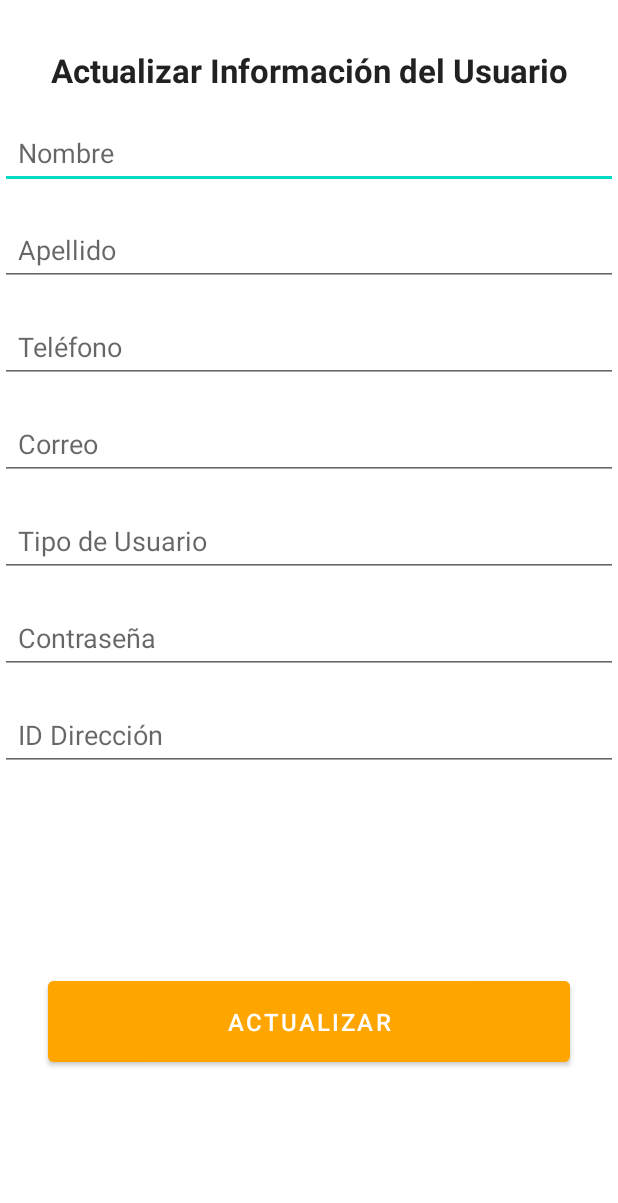
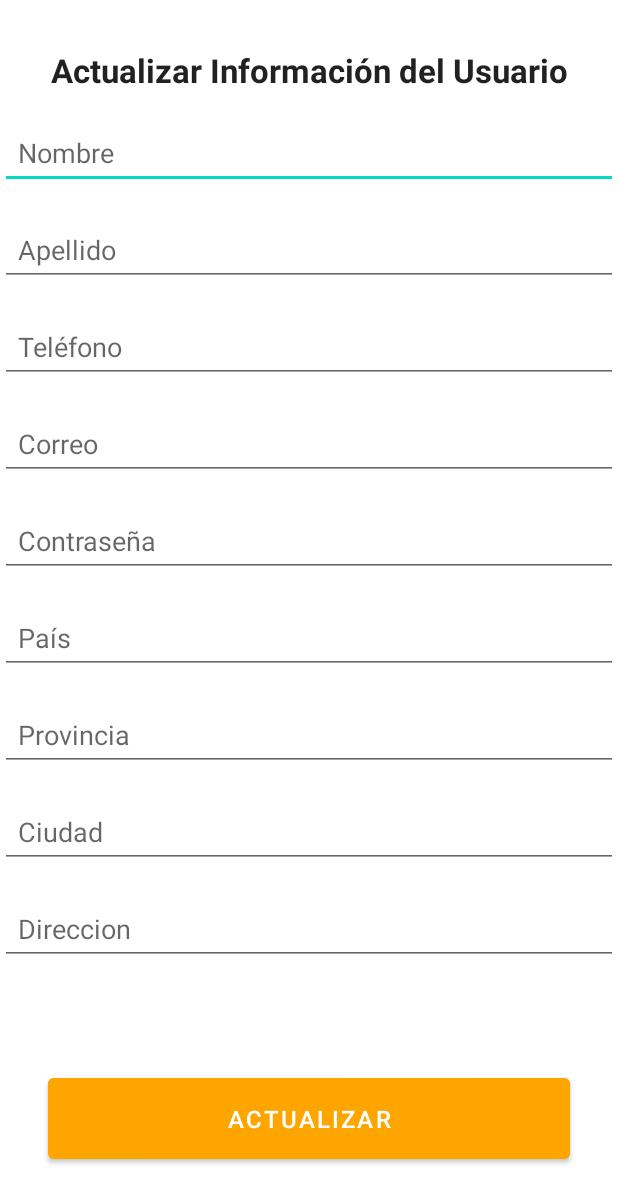
Before and after one commit to Jesuarzm/Shrimp, an Android app: the admin_cuenta screen opened directly, with no data from a screen before it, after a tap on "ACTUALIZAR", on a phone screen of 412 x 824 dp. Shown: the top 1203 px of the screen. Run offline under Robolectric (Android 15) with nearby library versions, the phone set to English and light mode, and no system bars.

Commit message:
Actualizar vista detalles cuenta

```diff
--- a/app/src/main/java/com/grupo4/shrimp/fragments/cuenta/admin_cuenta.kt
+++ b/app/src/main/java/com/grupo4/shrimp/fragments/cuenta/admin_cuenta.kt
@@ -6,10 +6,6 @@ import android.widget.EditText
 import android.widget.Toast
 import androidx.appcompat.app.AppCompatActivity
 import androidx.lifecycle.lifecycleScope
-import androidx.navigation.NavController
-import androidx.navigation.fragment.NavHostFragment
-import androidx.navigation.ui.NavigationUI
-import com.google.android.material.bottomnavigation.BottomNavigationView
 import com.grupo4.shrimp.R
 import com.grupo4.shrimp.data.dao.MySqlConexion
 import com.grupo4.shrimp.utils.UsuarioSingleton
@@ -23,17 +19,20 @@ class admin_cuenta : AppCompatActivity() {
         super.onCreate(savedInstanceState)
         setContentView(R.layout.cuenta_layout)
 
+        // Referencia a los campos del XML
         val btnActualizar = findViewById<Button>(R.id.btnActualizar)
-
         val etNombre = findViewById<EditText>(R.id.etNombre)
         val etApellido = findViewById<EditText>(R.id.etApellido)
         val etTelefono = findViewById<EditText>(R.id.etTelefono)
         val etCorreo = findViewById<EditText>(R.id.etCorreo)
-        val etTipoUsuario = findViewById<EditText>(R.id.etTipoUsuario)
         val etPassword = findViewById<EditText>(R.id.etPassword)
-        val etIDDireccion = findViewById<EditText>(R.id.etIDDireccion)
+        val etPais = findViewById<EditText>(R.id.etPais)
+        val etProvincia = findViewById<EditText>(R.id.etProvincia)
+        val etCiudad = findViewById<EditText>(R.id.etCiudad)
+        val etDireccion = findViewById<EditText>(R.id.etDireccion)
         val correoUsuario = UsuarioSingleton.usuario
 
+        // Obtener información del usuario
         lifecycleScope.launch {
             val usuario = correoUsuario?.let { obtenerUsuario(it) }
             if (usuario != null) {
@@ -42,35 +41,44 @@ class admin_cuenta : AppCompatActivity() {
                     etApellido.setText(usuario.apellido)
                     etTelefono.setText(usuario.telefono.toString())
                     etCorreo.setText(usuario.correo)
-                    etTipoUsuario.setText(usuario.tipoUsuario)
                     etPassword.setText(usuario.password)
-                    etIDDireccion.setText(usuario.idDireccion.toString())
+                    etPais.setText(usuario.pais)
+                    etProvincia.setText(usuario.provincia)
+                    etCiudad.setText(usuario.ciudad)
+                    etDireccion.setText(usuario.direccion)
                 }
             }
         }
 
+        // Acción al hacer clic en el botón de actualizar
         btnActualizar.setOnClickListener {
             val nombre = etNombre.text.toString().trim()
             val apellido = etApellido.text.toString().trim()
             val telefonoStr = etTelefono.text.toString().trim()
             val correo = etCorreo.text.toString().trim()
-            val tipoUsuario = etTipoUsuario.text.toString().trim()
             val password = etPassword.text.toString().trim()
-            val idDireccionStr = etIDDireccion.text.toString().trim()
+            val pais = etPais.text.toString().trim()
+            val provincia = etProvincia.text.toString().trim()
+            val ciudad = etCiudad.text.toString().trim()
+            val direccion = etDireccion.text.toString().trim()
 
-            if (nombre.isNotEmpty() && apellido.isNotEmpty() && telefonoStr.isNotEmpty() && correo.isNotEmpty() && tipoUsuario.isNotEmpty() && password.isNotEmpty() && idDireccionStr.isNotEmpty()) {
+            if (nombre.isNotEmpty() && apellido.isNotEmpty() && telefonoStr.isNotEmpty() && correo.isNotEmpty() &&
+                password.isNotEmpty() && pais.isNotEmpty() && provincia.isNotEmpty() && ciudad.isNotEmpty() &&
+                direccion.isNotEmpty()) {
+
                 val telefono = telefonoStr.toInt()
-                val idDireccion = idDireccionStr.toInt()
 
                 val usuario = Usuario(
-                    idUsuario = 1, // Cambia esto según corresponda
+                    idUsuario = 1,  // Cambia esto según corresponda
                     nombre = nombre,
                     apellido = apellido,
                     telefono = telefono,
                     correo = correo,
-                    tipoUsuario = tipoUsuario,
                     password = password,
-                    idDireccion = idDireccion
+                    pais = pais,
+                    provincia = provincia,
+                    ciudad = ciudad,
+                    direccion = direccion
                 )
 
                 lifecycleScope.launch {
@@ -88,12 +96,13 @@ class admin_cuenta : AppCompatActivity() {
             }
         }
     }
+
     private suspend fun obtenerUsuario(correo: String): Usuario? {
         return withContext(Dispatchers.IO) {
             val connection = MySqlConexion.getConexion()
             if (connection != null) {
                 try {
-                    val statement = connection.prepareStatement("SELECT IDUsuario, Nombre, Apellido, Telefono, Correo, TipoUsuario, Password, IDDireccion FROM Usuarios WHERE Correo = ?")
+                    val statement = connection.prepareCall("{CALL pr_ObtenerUsuarioPorCorreo(?)}")
                     statement.setString(1, correo)
                     val resultSet = statement.executeQuery()
                     if (resultSet.next()) {
@@ -103,9 +112,11 @@ class admin_cuenta : AppCompatActivity() {
                             apellido = resultSet.getString("Apellido"),
                             telefono = resultSet.getInt("Telefono"),
                             correo = resultSet.getString("Correo"),
-                            tipoUsuario = resultSet.getString("TipoUsuario"),
                             password = resultSet.getString("Password"),
-                            idDireccion = resultSet.getInt("IDDireccion")
+                            pais = resultSet.getString("NombrePais"),
+                            provincia = resultSet.getString("NombreProvincia"),
+                            ciudad = resultSet.getString("NombreCanton"),
+                            direccion = resultSet.getString("DetalleDireccion")
                         )
                     } else {
                         null
@@ -128,9 +139,11 @@ class admin_cuenta : AppCompatActivity() {
         val apellido: String,
         val telefono: Int,
         val correo: String,
-        val tipoUsuario: String,
         val password: String,
-        val idDireccion: Int
+        val pais: String,
+        val provincia: String,
+        val ciudad: String,
+        val direccion: String
     )
 
     private suspend fun actualizarUsuario(usuario: Usuario): Boolean {
@@ -138,15 +151,24 @@ class admin_cuenta : AppCompatActivity() {
             val connection = MySqlConexion.getConexion()
             if (connection != null) {
                 try {
-                    val statement = connection.prepareCall("{CALL pr_actualizarUsuarios(?, ?, ?, ?, ?, ?)}")
+                    // Llamamos a un procedimiento almacenado para actualizar la información del usuario y la dirección
+                    val statement = connection.prepareCall("{CALL pr_actualizarUsuarioYDireccion(?, ?, ?, ?, ?, ?, ?, ?, ?, ?)}")
+
+                    // Parámetros para la tabla Usuarios
                     statement.setInt(1, usuario.idUsuario)
                     statement.setString(2, usuario.nombre)
                     statement.setString(3, usuario.apellido)
                     statement.setInt(4, usuario.telefono)
                     statement.setString(5, usuario.correo)
-                    statement.setString(6, usuario.tipoUsuario)
-                    statement.setString(7, usuario.password)
-                    statement.setInt(8, usuario.idDireccion)
+                    statement.setString(6, usuario.password)
+
+                    // Parámetros para la dirección
+                    statement.setString(7, usuario.pais)
+                    statement.setString(8, usuario.provincia)
+                    statement.setString(9, usuario.ciudad)
+                    statement.setString(10, usuario.direccion)
+
+                    // Ejecutamos la actualización y verificamos si se actualizó al menos una fila
                     statement.executeUpdate() > 0
                 } catch (e: Exception) {
                     e.printStackTrace()
@@ -159,6 +181,4 @@ class admin_cuenta : AppCompatActivity() {
             }
         }
     }
-
-
 }
--- a/app/src/main/res/layout/cuenta_layout.xml
+++ b/app/src/main/res/layout/cuenta_layout.xml
@@ -72,12 +72,12 @@
         app:layout_constraintHorizontal_bias="0.5"/>
 
     <EditText
-        android:id="@+id/etTipoUsuario"
+        android:id="@+id/etPassword"
         android:layout_width="0dp"
         android:layout_height="wrap_content"
         android:layout_marginTop="16dp"
-        android:hint="Tipo de Usuario"
-        android:inputType="text"
+        android:hint="Contraseña"
+        android:inputType="textPassword"
         android:padding="12dp"
         app:layout_constraintTop_toBottomOf="@id/etCorreo"
         app:layout_constraintStart_toStartOf="parent"
@@ -85,27 +85,53 @@
         app:layout_constraintHorizontal_bias="0.5"/>
 
     <EditText
-        android:id="@+id/etPassword"
+        android:id="@+id/etPais"
         android:layout_width="0dp"
         android:layout_height="wrap_content"
         android:layout_marginTop="16dp"
-        android:hint="Contraseña"
-        android:inputType="textPassword"
+        android:hint="País"
+        android:inputType="text"
         android:padding="12dp"
-        app:layout_constraintTop_toBottomOf="@id/etTipoUsuario"
+        app:layout_constraintTop_toBottomOf="@id/etPassword"
         app:layout_constraintStart_toStartOf="parent"
         app:layout_constraintEnd_toEndOf="parent"
         app:layout_constraintHorizontal_bias="0.5"/>
 
     <EditText
-        android:id="@+id/etIDDireccion"
+        android:id="@+id/etProvincia"
         android:layout_width="0dp"
         android:layout_height="wrap_content"
         android:layout_marginTop="16dp"
-        android:hint="ID Dirección"
-        android:inputType="number"
+        android:hint="Provincia"
+        android:inputType="text"
         android:padding="12dp"
-        app:layout_constraintTop_toBottomOf="@id/etPassword"
+        app:layout_constraintTop_toBottomOf="@id/etPais"
+        app:layout_constraintStart_toStartOf="parent"
+        app:layout_constraintEnd_toEndOf="parent"
+        app:layout_constraintHorizontal_bias="0.5"/>
+
+    <EditText
+        android:id="@+id/etCiudad"
+        android:layout_width="0dp"
+        android:layout_height="wrap_content"
+        android:layout_marginTop="16dp"
+        android:hint="Ciudad"
+        android:inputType="text"
+        android:padding="12dp"
+        app:layout_constraintTop_toBottomOf="@id/etProvincia"
+        app:layout_constraintStart_toStartOf="parent"
+        app:layout_constraintEnd_toEndOf="parent"
+        app:layout_constraintHorizontal_bias="0.5"/>
+
+    <EditText
+        android:id="@+id/etDireccion"
+        android:layout_width="0dp"
+        android:layout_height="wrap_content"
+        android:layout_marginTop="16dp"
+        android:hint="Direccion"
+        android:inputType="text"
+        android:padding="12dp"
+        app:layout_constraintTop_toBottomOf="@id/etCiudad"
         app:layout_constraintStart_toStartOf="parent"
         app:layout_constraintEnd_toEndOf="parent"
         app:layout_constraintHorizontal_bias="0.5"/>
@@ -121,7 +147,7 @@
         android:textColor="@android:color/white"
         android:textSize="16sp"
         android:padding="16dp"
-        app:layout_constraintTop_toBottomOf="@id/etIDDireccion"
+        app:layout_constraintTop_toBottomOf="@id/etDireccion"
         app:layout_constraintStart_toStartOf="parent"
         app:layout_constraintEnd_toEndOf="parent"
         app:layout_constraintBottom_toBottomOf="parent"
```
